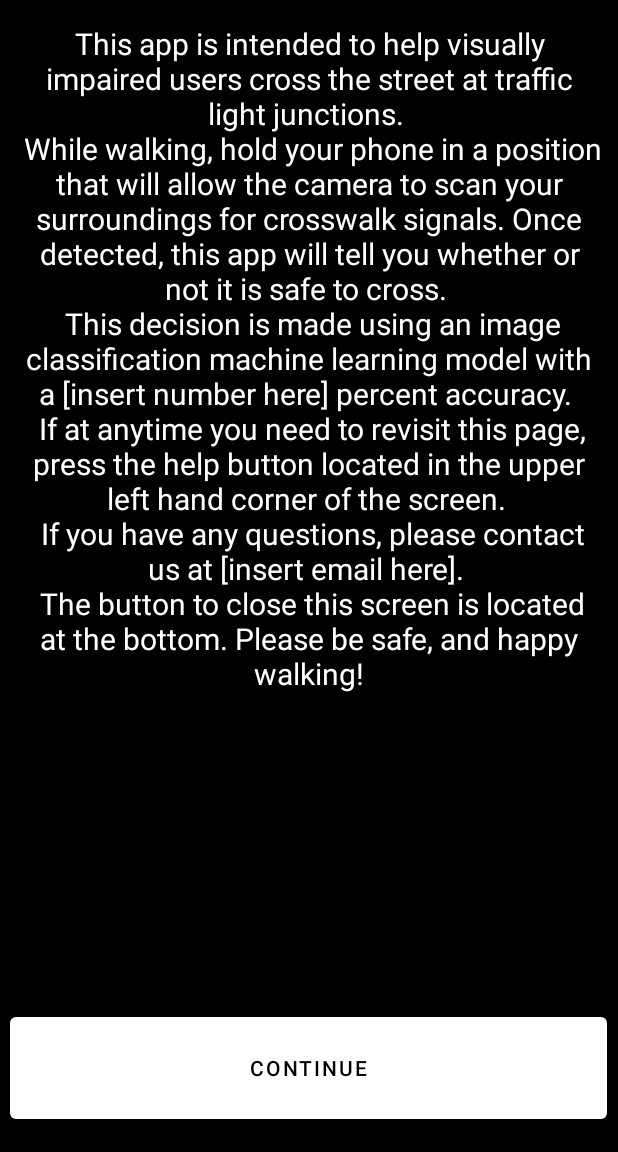
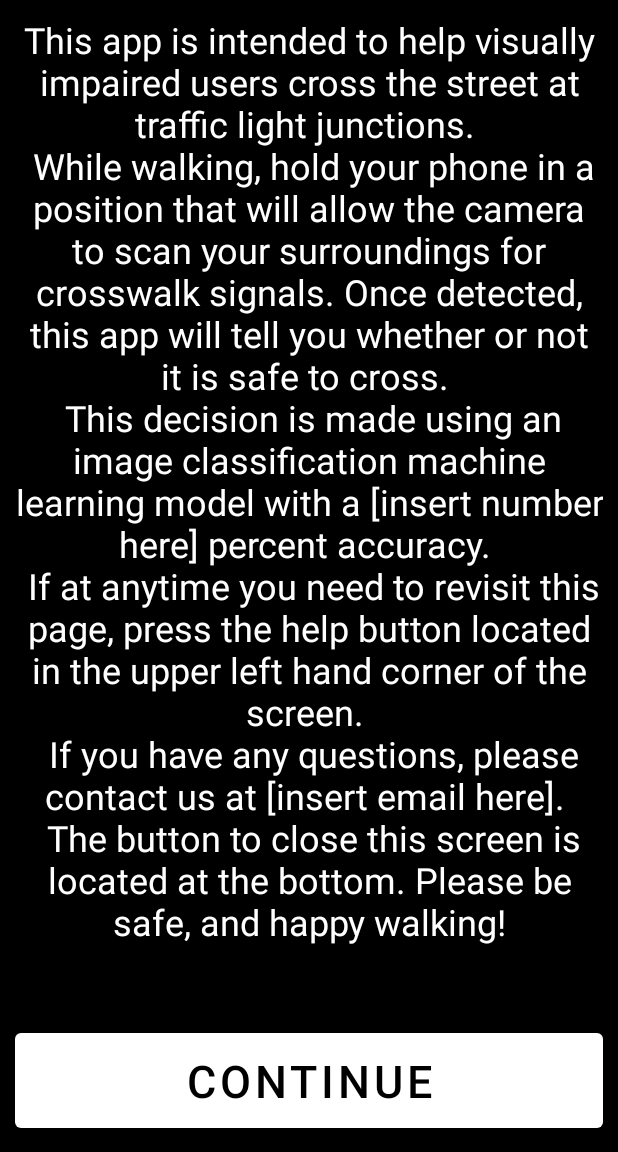
Before and after one commit to AChen524/CrossWalkers, an Android app: the HelpActivity screen opened directly, with no data from a screen before it, on a phone screen of 412 x 824 dp, the part 84-1236 px from its top. Run offline under Robolectric (Android 15) with nearby library versions, the phone set to English and light mode, and no system bars.

Commit message:
4/10/23 Changed text to auto-fit

```diff
--- a/app/src/main/AndroidManifest.xml
+++ b/app/src/main/AndroidManifest.xml
@@ -13,6 +13,7 @@
         android:supportsRtl="true"
         android:theme="@style/Theme.CrossWalkers"
         tools:targetApi="31">
+
         <activity
             android:name=".PermissionDenied"
             android:exported="false" />
--- a/app/src/main/res/layout/activity_help.xml
+++ b/app/src/main/res/layout/activity_help.xml
@@ -8,34 +8,47 @@
     android:background="#000000"
     tools:context=".HelpActivity">
 
+    <androidx.constraintlayout.widget.ConstraintLayout
+        android:id="@+id/textConstraint"
+        android:layout_width="match_parent"
+        android:layout_height="match_parent"
+        android:layout_marginBottom="85dp">
+
+        <TextView
+            android:id="@+id/launchBodyText"
+            android:layout_width="match_parent"
+            android:layout_height="match_parent"
+            android:layout_marginStart="10dp"
+            android:layout_marginTop="10dp"
+            android:layout_marginEnd="10dp"
+            android:text="@string/helpPageText"
+            android:textAlignment="center"
+            android:textColor="#FFFFFF"
+            app:autoSizeMaxTextSize="40sp"
+            app:autoSizeMinTextSize="12sp"
+            app:autoSizeStepGranularity="2sp"
+            app:autoSizeTextType="uniform"
+            app:layout_constraintEnd_toEndOf="parent"
+            app:layout_constraintHorizontal_bias="0.5"
+            app:layout_constraintStart_toStartOf="parent"
+            app:layout_constraintTop_toTopOf="parent" />
+
+    </androidx.constraintlayout.widget.ConstraintLayout>
+
+
     <Button
         android:id="@+id/continueButton"
-        android:layout_width="398dp"
-        android:layout_height="80dp"
+        android:layout_width="match_parent"
+        android:layout_height="75dp"
         android:layout_marginStart="10dp"
         android:layout_marginEnd="10dp"
-        android:layout_marginBottom="16dp"
+        android:layout_marginBottom="10dp"
         android:onClick="closeHelpPage"
         android:text="@string/continueButtonText"
+        android:textSize="30sp"
         app:layout_constraintBottom_toBottomOf="parent"
         app:layout_constraintEnd_toEndOf="parent"
         app:layout_constraintHorizontal_bias="0.571"
         app:layout_constraintStart_toStartOf="parent" />
 
-    <TextView
-        android:id="@+id/launchBodyText"
-        android:layout_width="match_parent"
-        android:layout_height="wrap_content"
-        android:layout_marginStart="10dp"
-        android:layout_marginTop="15dp"
-        android:layout_marginEnd="10dp"
-        android:text="@string/helpPageText"
-        android:textAlignment="center"
-        android:textColor="#FFFFFF"
-        android:textSize="20sp"
-        app:layout_constraintEnd_toEndOf="parent"
-        app:layout_constraintHorizontal_bias="0.5"
-        app:layout_constraintStart_toStartOf="parent"
-        app:layout_constraintTop_toTopOf="parent" />
-
 </androidx.constraintlayout.widget.ConstraintLayout>
--- a/app/src/main/res/values-night/themes.xml
+++ b/app/src/main/res/values-night/themes.xml
@@ -2,12 +2,13 @@
     <!-- Base application theme. -->
     <style name="Theme.CrossWalkers" parent="Theme.MaterialComponents.DayNight.DarkActionBar">
         <!-- Primary brand color. -->
-        <item name="colorPrimary">@color/purple_200</item>
-        <item name="colorPrimaryVariant">@color/purple_700</item>
+        <!-- Primary brand color. -->
+        <item name="colorPrimary">@color/white</item>
+        <item name="colorPrimaryVariant">@color/black</item>
         <item name="colorOnPrimary">@color/black</item>
         <!-- Secondary brand color. -->
         <item name="colorSecondary">@color/teal_200</item>
-        <item name="colorSecondaryVariant">@color/teal_200</item>
+        <item name="colorSecondaryVariant">@color/teal_700</item>
         <item name="colorOnSecondary">@color/black</item>
         <!-- Status bar color. -->
         <item name="android:statusBarColor">?attr/colorPrimaryVariant</item>
```
Also changed, not shown: app/src/main/res/layout/activity_first_time_launch.xml (+18 -6 lines), app/src/main/res/layout/activity_permission_denied.xml (+26 -16 lines).
